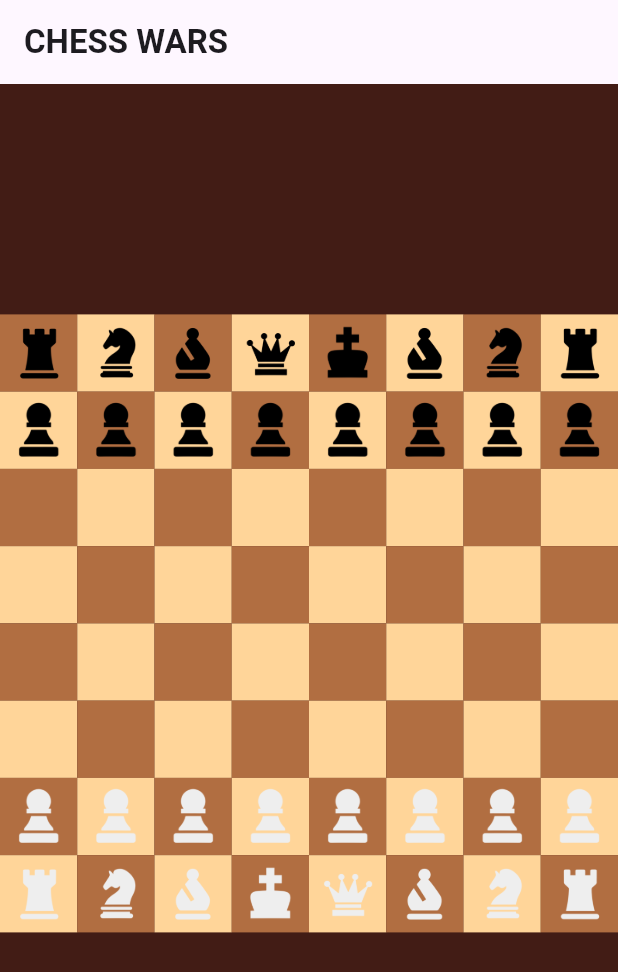
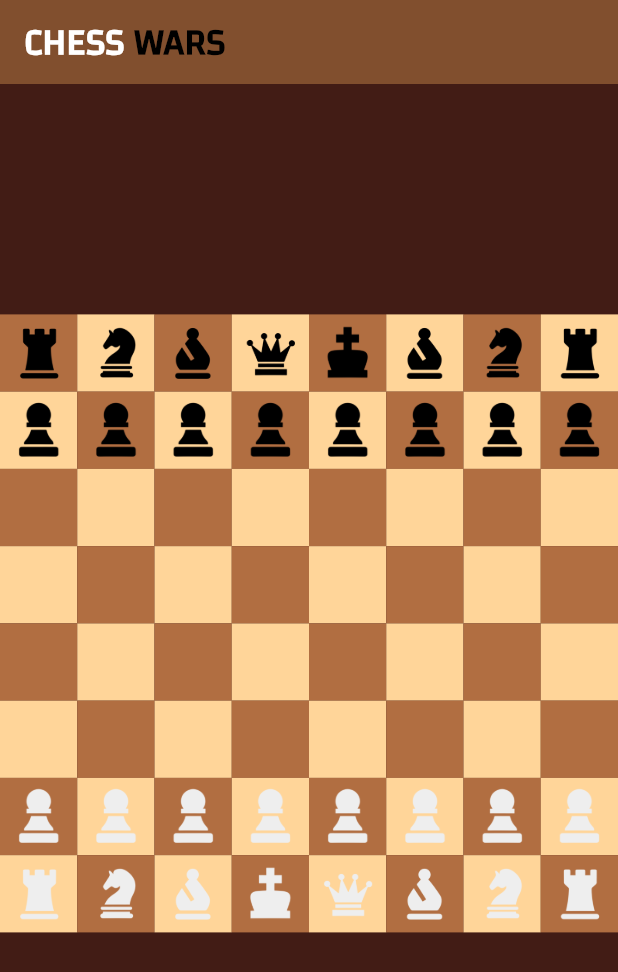
Before and after one commit to tushar-gour/Chess-Wars, a Flutter app: the screen it shows after launch, on a phone screen of 412 x 824 dp. Shown: the top 972 px of the screen. Run offline on Flutter 3.47's test engine with Material 3 defaults, Android fonts, the phone set to English and light mode, and no system bars.

Commit message:
updated game

```diff
--- a/lib/main_game.dart
+++ b/lib/main_game.dart
@@ -188,11 +188,28 @@ class _GameBoardState extends State<GameBoard> {
     return SafeArea(
       child: Scaffold(
         appBar: AppBar(
-          title: Text(
-            "CHESS WARS",
-            style: TextStyle(
-              fontWeight: FontWeight.bold,
-            ),
+          backgroundColor: appBarColor,
+          title: Row(
+            children: [
+              Text(
+                "CHESS ",
+                style: TextStyle(
+                  fontFamily: "Changa",
+                  fontWeight: FontWeight.bold,
+                  color: Colors.white,
+                  fontSize: 25,
+                ),
+              ),
+              Text(
+                "WARS",
+                style: TextStyle(
+                  fontFamily: "Changa",
+                  fontWeight: FontWeight.bold,
+                  color: Colors.black,
+                  fontSize: 25,
+                ),
+              ),
+            ],
           ),
         ),
         backgroundColor: backgroundColor,
--- a/lib/values/colors.dart
+++ b/lib/values/colors.dart
@@ -15,3 +15,5 @@ const blackPieceColor = Colors.black;
 final whitePieceColor = Colors.grey.shade200;
 
 final validMoveTileColor = Colors.green[200];
+
+const appBarColor = Color.fromARGB(255, 129, 79, 46);
--- a/pubspec.yaml
+++ b/pubspec.yaml
@@ -83,11 +83,11 @@ flutter:
   fonts:
     - family: Changa
       fonts:
-        - asset: assets/fonts/Changa.tff
+        - asset: assets/fonts/Changa.ttf
 
     - family: Roboto
       fonts:
-        - asset: assets/fonts/Roboto.tff
+        - asset: assets/fonts/Roboto.ttf
   #
   # For details regarding fonts from package dependencies,
   # see https://flutter.dev/custom-fonts/#from-packages
```
